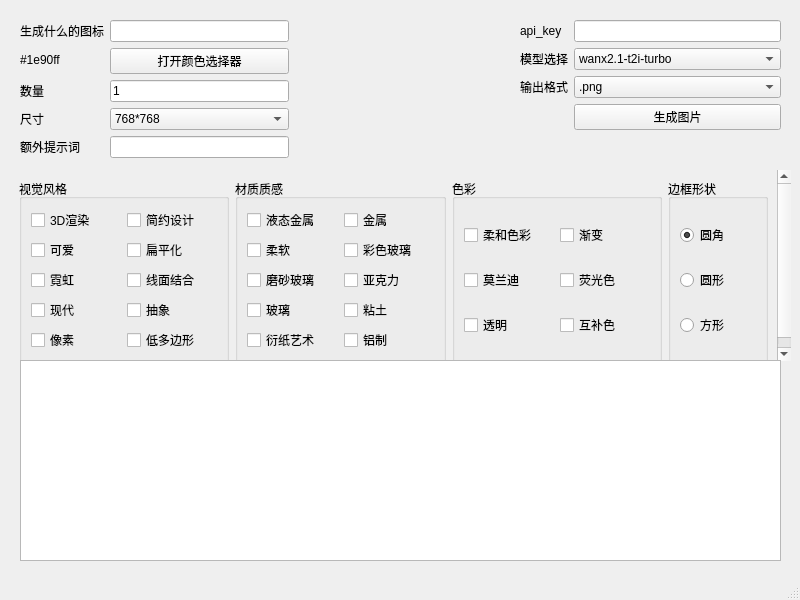
Above: MainWindow.ui from HongyiHuang398/QtIconGen_tongyi before the change. Below: the same form after it.
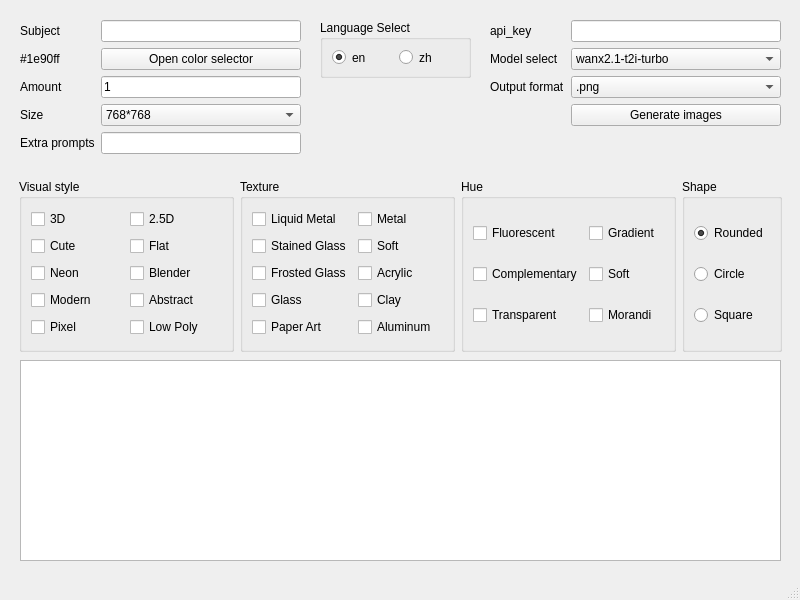
That is the form after the change.

Commit message: Version 0.3 Add multi-language support

Patch:
```diff
--- a/MainWindow.ui
+++ b/MainWindow.ui
@@ -29,9 +29,9 @@
    <widget class="QWidget" name="formLayoutWidget">
     <property name="geometry">
      <rect>
-      <x>520</x>
+      <x>490</x>
       <y>20</y>
-      <width>261</width>
+      <width>291</width>
       <height>114</height>
      </rect>
     </property>
@@ -49,7 +49,7 @@
      <item row="1" column="0">
       <widget class="QLabel" name="label_2">
        <property name="text">
-        <string>模型选择</string>
+        <string>Model select</string>
        </property>
       </widget>
      </item>
@@ -84,7 +84,7 @@
      <item row="2" column="0">
       <widget class="QLabel" name="label_8">
        <property name="text">
-        <string>输出格式</string>
+        <string>Output format</string>
        </property>
       </widget>
      </item>
@@ -128,17 +128,11 @@
          <height>16777215</height>
         </size>
        </property>
-       <property name="font">
-        <font>
-         <family>Agency FB</family>
-         <pointsize>9</pointsize>
-        </font>
-       </property>
        <property name="contextMenuPolicy">
         <enum>Qt::DefaultContextMenu</enum>
        </property>
        <property name="text">
-        <string>生成图片</string>
+        <string>Generate images</string>
        </property>
       </widget>
      </item>
@@ -149,7 +143,7 @@
      <rect>
       <x>20</x>
       <y>20</y>
-      <width>269</width>
+      <width>281</width>
       <height>142</height>
      </rect>
     </property>
@@ -157,7 +151,7 @@
      <item row="0" column="0">
       <widget class="QLabel" name="label_3">
        <property name="text">
-        <string>生成什么的图标</string>
+        <string>Subject</string>
        </property>
       </widget>
      </item>
@@ -174,7 +168,7 @@
      <item row="4" column="0">
       <widget class="QLabel" name="label_5">
        <property name="text">
-        <string>额外提示词</string>
+        <string>Extra prompts</string>
        </property>
       </widget>
      </item>
@@ -189,7 +183,7 @@
       </widget>
      </item>
      <item row="3" column="1">
-      <widget class="QComboBox" name="icon_size">
+      <widget class="QComboBox" name="icon_size_comboBox">
        <item>
         <property name="text">
          <string>768*768</string>
@@ -210,21 +204,21 @@
      <item row="2" column="0">
       <widget class="QLabel" name="label_6">
        <property name="text">
-        <string>数量</string>
+        <string>Amount</string>
        </property>
       </widget>
      </item>
      <item row="3" column="0">
-      <widget class="QLabel" name="label_7">
+      <widget class="QLabel" name="icon_size">
        <property name="text">
-        <string>尺寸</string>
+        <string>Size</string>
        </property>
       </widget>
      </item>
      <item row="1" column="1">
       <widget class="QPushButton" name="pushButton_2">
        <property name="text">
-        <string>打开颜色选择器</string>
+        <string>Open color selector</string>
        </property>
       </widget>
      </item>
@@ -254,86 +248,86 @@
     <widget class="QWidget" name="scrollAreaWidgetContents">
      <property name="geometry">
       <rect>
-       <x>0</x>
+       <x>-83</x>
        <y>0</y>
-       <width>781</width>
-       <height>191</height>
+       <width>843</width>
+       <height>184</height>
       </rect>
      </property>
      <layout class="QGridLayout" name="gridLayout_3">
       <item row="0" column="0">
        <widget class="QGroupBox" name="groupBox">
         <property name="title">
-         <string>视觉风格</string>
+         <string>Visual style</string>
         </property>
         <layout class="QGridLayout" name="gridLayout">
          <item row="4" column="1">
           <widget class="QCheckBox" name="checkBox_24">
            <property name="text">
-            <string>低多边形</string>
+            <string>Low Poly</string>
            </property>
           </widget>
          </item>
          <item row="4" column="0">
           <widget class="QCheckBox" name="checkBox_23">
            <property name="text">
-            <string>像素</string>
+            <string>Pixel</string>
            </property>
           </widget>
          </item>
          <item row="1" column="1">
           <widget class="QCheckBox" name="checkBox_2">
            <property name="text">
-            <string>扁平化</string>
+            <string>Flat</string>
            </property>
           </widget>
          </item>
          <item row="2" column="1">
           <widget class="QCheckBox" name="checkBox_6">
            <property name="text">
-            <string>线面结合</string>
+            <string>Blender</string>
            </property>
           </widget>
          </item>
          <item row="0" column="0">
           <widget class="QCheckBox" name="checkBox_7">
            <property name="text">
-            <string>3D渲染</string>
+            <string>3D</string>
            </property>
           </widget>
          </item>
          <item row="3" column="1">
           <widget class="QCheckBox" name="checkBox_22">
            <property name="text">
-            <string>抽象</string>
+            <string>Abstract</string>
            </property>
           </widget>
          </item>
          <item row="3" column="0">
           <widget class="QCheckBox" name="checkBox_20">
            <property name="text">
-            <string>现代</string>
+            <string>Modern</string>
            </property>
           </widget>
          </item>
          <item row="2" column="0">
           <widget class="QCheckBox" name="checkBox_5">
            <property name="text">
-            <string>霓虹</string>
+            <string>Neon</string>
            </property>
           </widget>
          </item>
          <item row="0" column="1">
           <widget class="QCheckBox" name="checkBox_8">
            <property name="text">
-            <string>简约设计</string>
+            <string>2.5D</string>
            </property>
           </widget>
          </item>
          <item row="1" column="0">
           <widget class="QCheckBox" name="checkBox">
            <property name="text">
-            <string>可爱</string>
+            <string>Cute</string>
            </property>
           </widget>
          </item>
@@ -341,50 +335,56 @@
        </widget>
       </item>
       <item row="0" column="2">
-       <widget class="QGroupBox" name="groupBox_2">
+       <widget class="QGroupBox" name="hue_groupBox">
+        <property name="maximumSize">
+         <size>
+          <width>250</width>
+          <height>16777215</height>
+         </size>
+        </property>
         <property name="title">
-         <string>色彩</string>
+         <string>Hue</string>
         </property>
         <layout class="QGridLayout" name="gridLayout_2">
-         <item row="0" column="0">
-          <widget class="QCheckBox" name="checkBox_9">
-           <property name="text">
-            <string>柔和色彩</string>
-           </property>
-          </widget>
-         </item>
-         <item row="1" column="1">
-          <widget class="QCheckBox" name="checkBox_11">
-           <property name="text">
-            <string>荧光色</string>
-           </property>
-          </widget>
-         </item>
-         <item row="2" column="1">
-          <widget class="QCheckBox" name="checkBox_12">
-           <property name="text">
-            <string>互补色</string>
-           </property>
-          </widget>
-         </item>
          <item row="0" column="1">
           <widget class="QCheckBox" name="checkBox_4">
            <property name="text">
-            <string>渐变</string>
+            <string>Gradient</string>
            </property>
           </widget>
          </item>
-         <item row="2" column="0">
+         <item row="4" column="0">
           <widget class="QCheckBox" name="checkBox_10">
            <property name="text">
-            <string>透明</string>
+            <string>Transparent</string>
            </property>
           </widget>
          </item>
-         <item row="1" column="0">
+         <item row="4" column="1">
           <widget class="QCheckBox" name="checkBox_3">
            <property name="text">
-            <string>莫兰迪</string>
+            <string>Morandi</string>
+           </property>
+          </widget>
+         </item>
+         <item row="1" column="1">
+          <widget class="QCheckBox" name="checkBox_9">
+           <property name="text">
+            <string>Soft</string>
+           </property>
+          </widget>
+         </item>
+         <item row="0" column="0">
+          <widget class="QCheckBox" name="checkBox_11">
+           <property name="text">
+            <string>Fluorescent</string>
+           </property>
+          </widget>
+         </item>
+         <item row="1" column="0">
+          <widget class="QCheckBox" name="checkBox_12">
+           <property name="text">
+            <string>Complementary</string>
            </property>
           </widget>
          </item>
@@ -394,76 +394,76 @@
       <item row="0" column="1">
        <widget class="QGroupBox" name="groupBox_3">
         <property name="title">
-         <string>材质质感</string>
+         <string>Texture</string>
         </property>
         <layout class="QGridLayout" name="gridLayout_4">
-         <item row="1" column="0">
-          <widget class="QCheckBox" name="checkBox_16">
-           <property name="text">
-            <string>柔软</string>
-           </property>
-          </widget>
-         </item>
-         <item row="2" column="1">
-          <widget class="QCheckBox" name="checkBox_18">
-           <property name="text">
-            <string>亚克力</string>
-           </property>
-          </widget>
-         </item>
-         <item row="1" column="1">
-          <widget class="QCheckBox" name="checkBox_15">
-           <property name="text">
-            <string>彩色玻璃</string>
-           </property>
-          </widget>
-         </item>
-         <item row="2" column="0">
+         <item row="3" column="0">
           <widget class="QCheckBox" name="checkBox_17">
            <property name="text">
-            <string>磨砂玻璃</string>
+            <string>Frosted Glass</string>
+           </property>
+          </widget>
+         </item>
+         <item row="3" column="1">
+          <widget class="QCheckBox" name="checkBox_18">
+           <property name="text">
+            <string>Acrylic</string>
            </property>
           </widget>
          </item>
          <item row="0" column="0">
           <widget class="QCheckBox" name="checkBox_14">
            <property name="text">
-            <string>液态金属</string>
+            <string>Liquid Metal</string>
            </property>
           </widget>
          </item>
-         <item row="0" column="1">
-          <widget class="QCheckBox" name="checkBox_13">
+         <item row="5" column="1">
+          <widget class="QCheckBox" name="checkBox_26">
            <property name="text">
-            <string>金属</string>
+            <string>Aluminum</string>
            </property>
           </widget>
          </item>
-         <item row="3" column="1">
+         <item row="4" column="1">
           <widget class="QCheckBox" name="checkBox_21">
            <property name="text">
-            <string>粘土</string>
+            <string>Clay</string>
            </property>
           </widget>
          </item>
-         <item row="3" column="0">
+         <item row="0" column="1">
+          <widget class="QCheckBox" name="checkBox_13">
+           <property name="text">
+            <string>Metal</string>
+           </property>
+          </widget>
+         </item>
+         <item row="4" column="0">
           <widget class="QCheckBox" name="checkBox_19">
            <property name="text">
-            <string>玻璃</string>
+            <string>Glass</string>
            </property>
           </widget>
          </item>
-         <item row="4" column="0">
+         <item row="5" column="0">
           <widget class="QCheckBox" name="checkBox_25">
            <property name="text">
-            <string>衍纸艺术</string>
+            <string>Paper Art</string>
            </property>
           </widget>
          </item>
-         <item row="4" column="1">
-          <widget class="QCheckBox" name="checkBox_26">
+         <item row="2" column="1">
+          <widget class="QCheckBox" name="checkBox_16">
            <property name="text">
-            <string>铝制</string>
+            <string>Soft</string>
+           </property>
+          </widget>
+         </item>
+         <item row="2" column="0">
+          <widget class="QCheckBox" name="checkBox_15">
+           <property name="text">
+            <string>Stained Glass</string>
            </property>
           </widget>
          </item>
@@ -479,13 +479,13 @@
          </size>
         </property>
         <property name="title">
-         <string>边框形状</string>
+         <string>Shape</string>
         </property>
         <layout class="QGridLayout" name="gridLayout_5">
          <item row="1" column="1">
           <widget class="QRadioButton" name="radioButton_2">
            <property name="text">
-            <string>圆形</string>
+            <string>Circle</string>
            </property>
            <property name="checked">
             <bool>false</bool>
@@ -495,14 +495,14 @@
          <item row="2" column="1">
           <widget class="QRadioButton" name="radioButton">
            <property name="text">
-            <string>方形</string>
+            <string>Square</string>
            </property>
           </widget>
          </item>
          <item row="0" column="1">
           <widget class="QRadioButton" name="radioButton_3">
            <property name="text">
-            <string>圆角</string>
+            <string>Rounded</string>
            </property>
            <property name="checked">
             <bool>true</bool>
@@ -543,6 +543,38 @@
      <enum>QListView::Adjust</enum>
     </property>
    </widget>
+   <widget class="QGroupBox" name="language_select_groupBox">
+    <property name="geometry">
+     <rect>
+      <x>320</x>
+      <y>20</y>
+      <width>151</width>
+      <height>58</height>
+     </rect>
+    </property>
+    <property name="title">
+     <string>Language Select</string>
+    </property>
+    <layout class="QHBoxLayout" name="horizontalLayout">
+     <item>
+      <widget class="QRadioButton" name="en_US_radio_Button">
+       <property name="text">
+        <string>en</string>
+       </property>
+       <property name="checked">
+        <bool>true</bool>
+       </property>
+      </widget>
+     </item>
+     <item>
+      <widget class="QRadioButton" name="zh_CN_radio_Button">
+       <property name="text">
+        <string>zh</string>
+       </property>
+      </widget>
+     </item>
+    </layout>
+   </widget>
   </widget>
   <widget class="QMenuBar" name="menubar">
    <property name="geometry">
```
Left out of the diff: 38 changed lines with no effect on the pictures. The commit also changes 4 other files.
